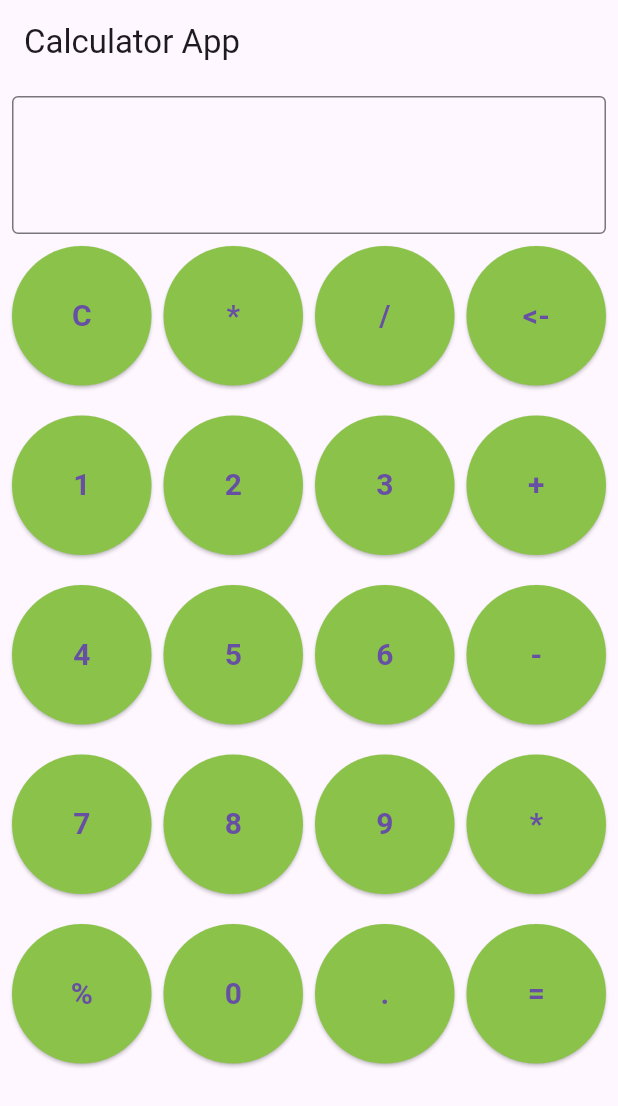
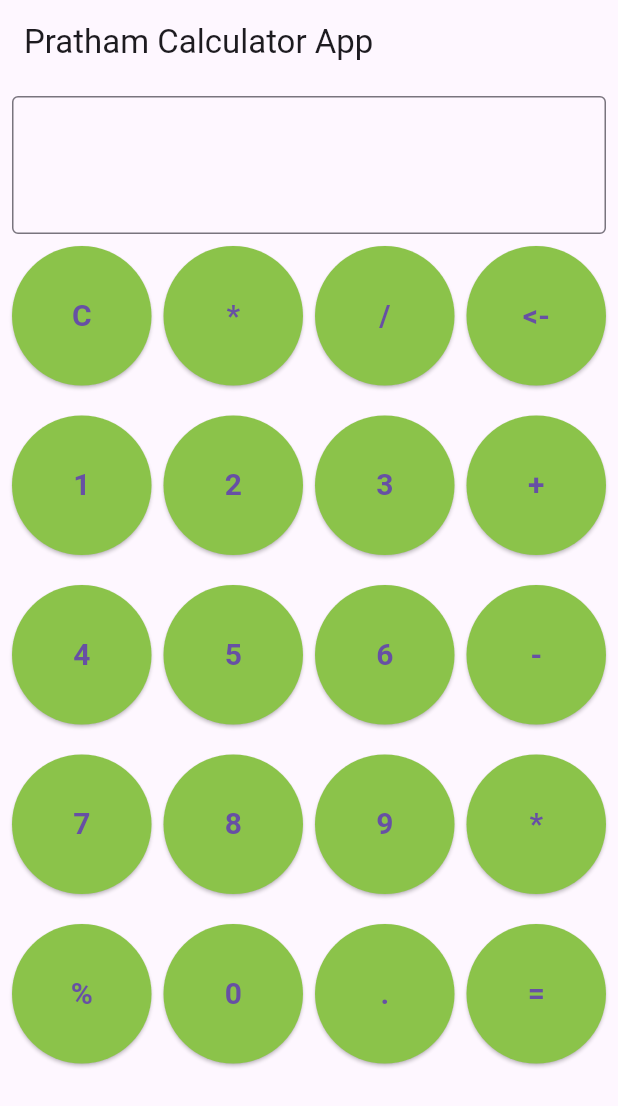
Before and after one commit to shresthanikhil16/calculator_flutter, a Flutter app: the screen it shows after launch, on a phone screen of 412 x 824 dp. Shown: the top 1106 px of the screen. Run offline on Flutter 3.47's test engine with Material 3 defaults, Android fonts, the phone set to English and light mode, and no system bars.

Commit message:
Update calculator_app_view.dart

```diff
--- a/lib/view/calculator_app_view.dart
+++ b/lib/view/calculator_app_view.dart
@@ -41,7 +41,7 @@ class _CalculatorViewState extends State<CalculatorView> {
   Widget build(BuildContext context) {
     return Scaffold(
       appBar: AppBar(
-        title: const Text('Calculator App'),
+        title: const Text('Pratham Calculator App'),
       ),
       body: Padding(
         padding: const EdgeInsets.all(8.0),
```
